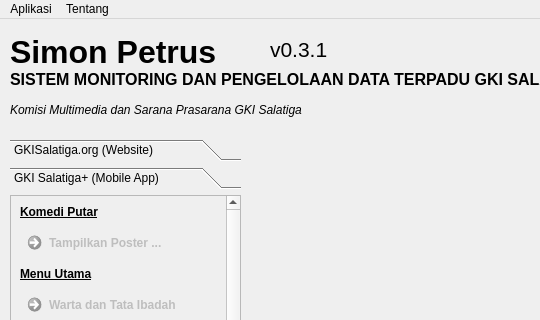
The window that qtdesigner-ui/screen_main.ui (gkisalatiga/simon-petrus) describes before a commit, drawn with Qt 5; both pictures show x 0 to 540 and y 0 to 320 of the 847 by 713 pixel window.
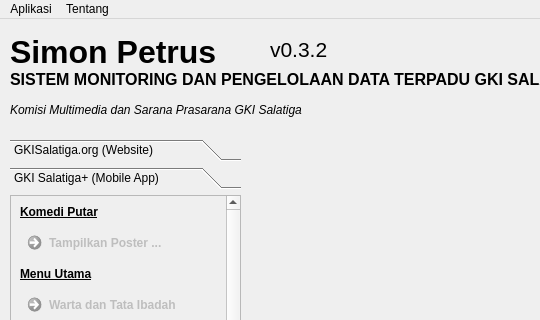
The same window after the commit. The open tabs and pages were chosen to show the change.

The edit to the form file:
```diff
--- a/qtdesigner-ui/screen_main.ui
+++ b/qtdesigner-ui/screen_main.ui
@@ -394,7 +394,7 @@
      </font>
     </property>
     <property name="text">
-     <string>v0.3.1</string>
+     <string>v0.3.2</string>
     </property>
     <property name="alignment">
      <set>Qt::AlignLeading|Qt::AlignLeft|Qt::AlignVCenter</set>
```
Left out of the diff: 6 changed lines with no effect on the pictures.
